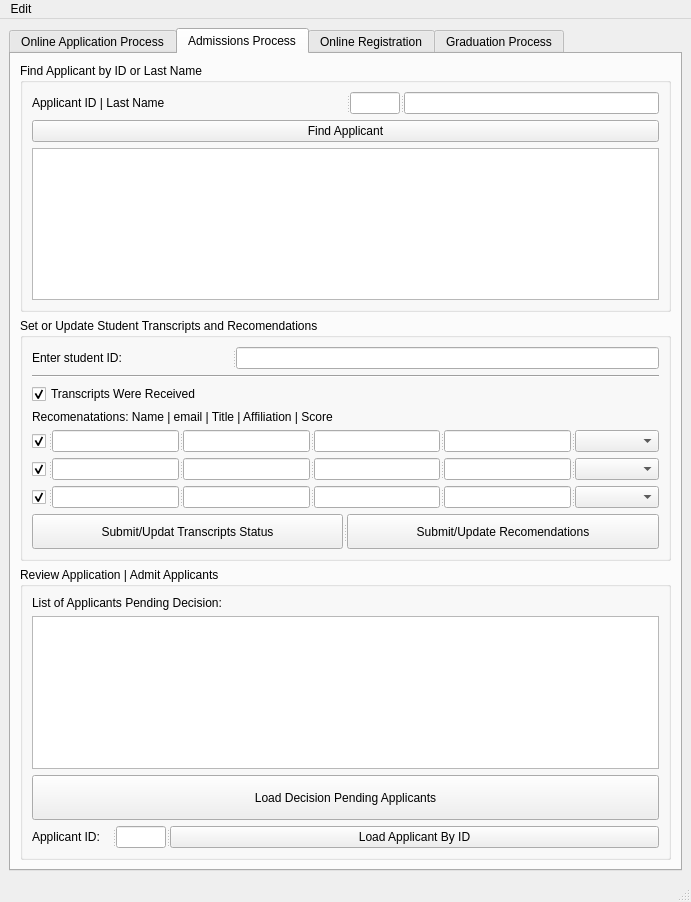
Before: the Qt Designer form starrs/ui/ui_main.ui in kiryha/CIS556, drawn with Qt 5.
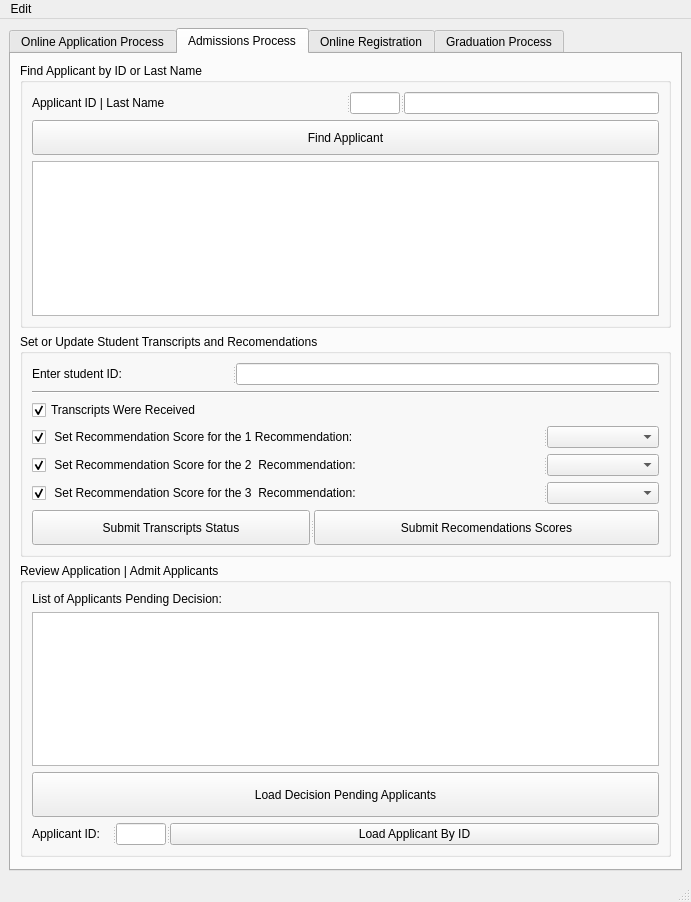
After: the same form once the commit is applied. The open tabs and pages were chosen to show the change.

Commit message: reformat init

Diff of the .ui file:
```diff
--- a/starrs/ui/ui_main.ui
+++ b/starrs/ui/ui_main.ui
@@ -589,6 +589,12 @@
            </item>
            <item>
             <widget class="QPushButton" name="btnFindApplicant">
+             <property name="minimumSize">
+              <size>
+               <width>0</width>
+               <height>35</height>
+              </size>
+             </property>
              <property name="text">
               <string>Find Applicant</string>
              </property>
@@ -667,47 +673,25 @@
              </property>
             </widget>
            </item>
-           <item>
-            <widget class="QSplitter" name="splitter_36">
-             <property name="orientation">
-              <enum>Qt::Horizontal</enum>
-             </property>
-             <widget class="QLabel" name="label">
-              <property name="minimumSize">
-               <size>
-                <width>200</width>
-                <height>0</height>
-               </size>
-              </property>
-              <property name="maximumSize">
-               <size>
-                <width>400</width>
-                <height>16777215</height>
-               </size>
-              </property>
-              <property name="text">
-               <string>Recomenatations: Name | email | Title | Affiliation | Score</string>
-              </property>
-             </widget>
-            </widget>
-           </item>
            <item>
             <widget class="QSplitter" name="splitter_37">
              <property name="orientation">
               <enum>Qt::Horizontal</enum>
              </property>
              <widget class="QCheckBox" name="chbDoRecommendation_1">
+              <property name="minimumSize">
+               <size>
+                <width>500</width>
+                <height>0</height>
+               </size>
+              </property>
               <property name="text">
-               <string/>
+               <string> Set Recommendation Score for the 1 Recommendation:</string>
               </property>
               <property name="checked">
                <bool>true</bool>
               </property>
              </widget>
-             <widget class="QLineEdit" name="linRecomendationName_1"/>
-             <widget class="QLineEdit" name="linRecomendationEmail_1"/>
-             <widget class="QLineEdit" name="linRecomendationTitle_1"/>
-             <widget class="QLineEdit" name="linRecomendationAffiliation_1"/>
              <widget class="QComboBox" name="comRecomendationScore_1"/>
             </widget>
            </item>
@@ -717,17 +701,19 @@
               <enum>Qt::Horizontal</enum>
              </property>
              <widget class="QCheckBox" name="chbDoRecommendation_2">
+              <property name="minimumSize">
+               <size>
+                <width>500</width>
+                <height>0</height>
+               </size>
+              </property>
               <property name="text">
-               <string/>
+               <string> Set Recommendation Score for the 2  Recommendation:</string>
               </property>
               <property name="checked">
                <bool>true</bool>
               </property>
              </widget>
-             <widget class="QLineEdit" name="linRecomendationName_2"/>
-             <widget class="QLineEdit" name="linRecomendationEmail_2"/>
-             <widget class="QLineEdit" name="linRecomendationTitle_2"/>
-             <widget class="QLineEdit" name="linRecomendationAffiliation_2"/>
              <widget class="QComboBox" name="comRecomendationScore_2"/>
             </widget>
            </item>
@@ -737,17 +723,19 @@
               <enum>Qt::Horizontal</enum>
              </property>
              <widget class="QCheckBox" name="chbDoRecommendation_3">
+              <property name="minimumSize">
+               <size>
+                <width>500</width>
+                <height>0</height>
+               </size>
+              </property>
               <property name="text">
-               <string/>
+               <string> Set Recommendation Score for the 3  Recommendation:</string>
               </property>
               <property name="checked">
                <bool>true</bool>
               </property>
              </widget>
-             <widget class="QLineEdit" name="linRecomendationName_3"/>
-             <widget class="QLineEdit" name="linRecomendationEmail_3"/>
-             <widget class="QLineEdit" name="linRecomendationTitle_3"/>
-             <widget class="QLineEdit" name="linRecomendationAffiliation_3"/>
              <widget class="QComboBox" name="comRecomendationScore_3"/>
             </widget>
            </item>
@@ -764,7 +752,7 @@
                </size>
               </property>
               <property name="text">
-               <string>Submit/Updat Transcripts Status</string>
+               <string>Submit Transcripts Status</string>
               </property>
              </widget>
              <widget class="QPushButton" name="btnSetRecomendations">
@@ -775,7 +763,7 @@
                </size>
               </property>
               <property name="text">
-               <string>Submit/Update Recomendations</string>
+               <string>Submit Recomendations Scores</string>
               </property>
              </widget>
             </widget>
```
Left out of the diff: 59 changed lines with no effect on the pictures. The commit also changes 2 other files.
